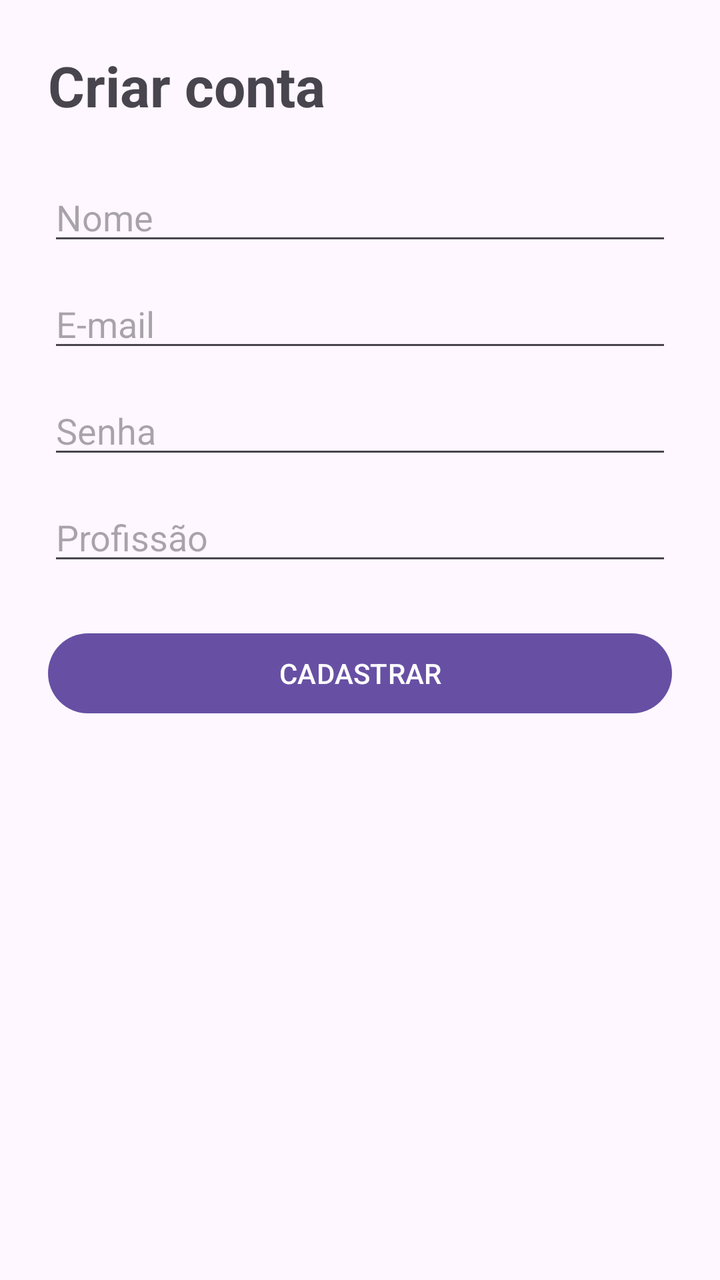
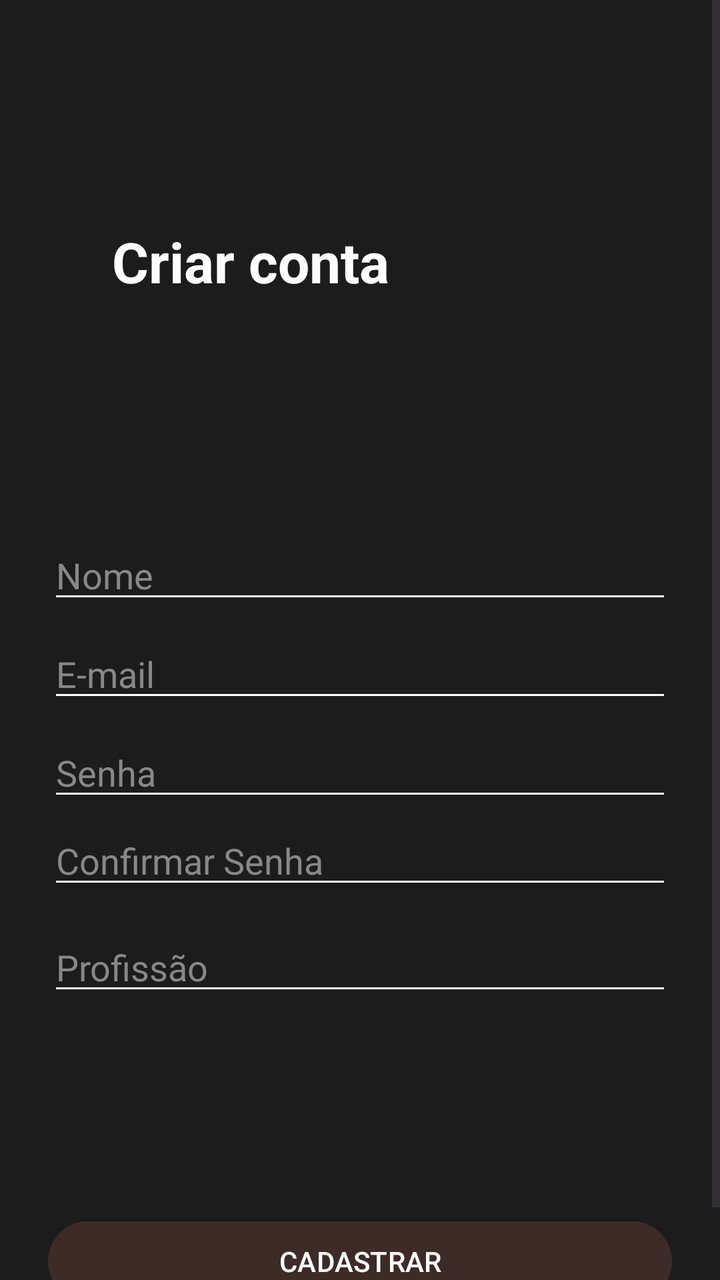

Screens rendered from an Android XML layout before and after an edit, with the pre-edit source and the edit as a unified diff.
<!-- AndroidManifest.xml: application theme Theme.PlataformaRemota -->
<!-- res/layout/activity_cadastro.xml -->
<?xml version="1.0" encoding="utf-8"?>
<ScrollView
    xmlns:android="http://schemas.android.com/apk/res/android"
    android:layout_width="match_parent"
    android:layout_height="match_parent">

    <LinearLayout
        android:layout_width="match_parent"
        android:layout_height="wrap_content"
        android:orientation="vertical"
        android:padding="24dp">

        <TextView
            android:layout_width="wrap_content"
            android:layout_height="wrap_content"
            android:text="Criar conta"
            android:textSize="28sp"
            android:textStyle="bold"
            android:layout_marginBottom="25dp"/>

        <EditText
            android:id="@+id/edtNome"
            android:layout_width="match_parent"
            android:layout_height="wrap_content"
            android:hint="Nome"/>

        <EditText
            android:id="@+id/edtEmail"
            android:layout_width="match_parent"
            android:layout_height="wrap_content"
            android:hint="E-mail"
            android:inputType="textEmailAddress"
            android:layout_marginTop="12dp"/>

        <EditText
            android:id="@+id/edtSenha"
            android:layout_width="match_parent"
            android:layout_height="wrap_content"
            android:hint="Senha"
            android:inputType="textPassword"
            android:layout_marginTop="12dp"/>

        <EditText
            android:id="@+id/edtProfissao"
            android:layout_width="match_parent"
            android:layout_height="wrap_content"
            android:hint="Profissão"
            android:layout_marginTop="12dp"/>

        <Button
            android:id="@+id/btnSalvar"
            android:layout_width="match_parent"
            android:layout_height="wrap_content"
            android:text="CADASTRAR"
            android:layout_marginTop="25dp"/>

    </LinearLayout>

</ScrollView>
<!-- resources referenced by this layout -->
<resources>
  <style name="Theme.PlataformaRemota" parent="Base.Theme.PlataformaRemota" />
  <style name="Base.Theme.PlataformaRemota" parent="Theme.Material3.DayNight.NoActionBar">
          
          
      </style>
</resources>

<!-- the commit's change to res/layout/activity_cadastro.xml (unified diff, before → after) -->
@@ -1,59 +1,115 @@
 <?xml version="1.0" encoding="utf-8"?>
-<ScrollView
-    xmlns:android="http://schemas.android.com/apk/res/android"
+<ScrollView xmlns:android="http://schemas.android.com/apk/res/android"
+    xmlns:app="http://schemas.android.com/apk/res-auto"
+    xmlns:tools="http://schemas.android.com/tools"
     android:layout_width="match_parent"
-    android:layout_height="match_parent">
+    android:layout_height="match_parent"
+    android:background="#1C1C1C"
+    android:fillViewport="true">
 
-    <LinearLayout
+    <androidx.constraintlayout.widget.ConstraintLayout
         android:layout_width="match_parent"
         android:layout_height="wrap_content"
-        android:orientation="vertical"
         android:padding="24dp">
 
+        <EditText
+            android:id="@+id/edtConfSenha"
+            android:layout_width="0dp"
+            android:layout_height="wrap_content"
+            android:layout_marginTop="52dp"
+            android:backgroundTint="@android:color/white"
+            android:hint="Confirmar Senha"
+            android:inputType="textPassword"
+            android:textColor="@android:color/white"
+            android:textColorHint="#888888"
+            app:layout_constraintEnd_toEndOf="parent"
+            app:layout_constraintHorizontal_bias="1.0"
+            app:layout_constraintStart_toStartOf="parent"
+            app:layout_constraintTop_toBottomOf="@+id/edtEmail" />
+
         <TextView
+            android:id="@+id/txtTitulo"
             android:layout_width="wrap_content"
             android:layout_height="wrap_content"
+            android:layout_marginStart="32dp"
+            android:layout_marginTop="88dp"
             android:text="Criar conta"
+            android:textColor="@android:color/white"
             android:textSize="28sp"
             android:textStyle="bold"
-            android:layout_marginBottom="25dp"/>
+            app:layout_constraintStart_toStartOf="parent"
+            app:layout_constraintTop_toTopOf="parent" />
 
         <EditText
             android:id="@+id/edtNome"
-            android:layout_width="match_parent"
+            android:layout_width="0dp"
             android:layout_height="wrap_content"
-            android:hint="Nome"/>
+            android:layout_marginTop="116dp"
+            android:backgroundTint="@android:color/white"
+            android:hint="Nome"
+            android:textColor="@android:color/white"
+            android:textColorHint="#888888"
+            app:layout_constraintEnd_toEndOf="parent"
+            app:layout_constraintHorizontal_bias="0.0"
+            app:layout_constraintStart_toStartOf="parent"
+            app:layout_constraintTop_toBottomOf="@+id/txtTitulo" />
 
         <EditText
             android:id="@+id/edtEmail"
-            android:layout_width="match_parent"
+            android:layout_width="0dp"
             android:layout_height="wrap_content"
+            android:layout_marginTop="8dp"
+            android:backgroundTint="@android:color/white"
             android:hint="E-mail"
             android:inputType="textEmailAddress"
-            android:layout_marginTop="12dp"/>
+            android:textColor="@android:color/white"
+            android:textColorHint="#888888"
+            app:layout_constraintEnd_toEndOf="parent"
+            app:layout_constraintHorizontal_bias="0.0"
+            app:layout_constraintStart_toStartOf="parent"
+            app:layout_constraintTop_toBottomOf="@+id/edtNome" />
 
         <EditText
             android:id="@+id/edtSenha"
-            android:layout_width="match_parent"
+            android:layout_width="0dp"
             android:layout_height="wrap_content"
+            android:layout_marginTop="8dp"
+            android:backgroundTint="@android:color/white"
             android:hint="Senha"
             android:inputType="textPassword"
-            android:layout_marginTop="12dp"/>
+            android:textColor="@android:color/white"
+            android:textColorHint="#888888"
+            app:layout_constraintEnd_toEndOf="parent"
+            app:layout_constraintHorizontal_bias="0.0"
+            app:layout_constraintStart_toStartOf="parent"
+            app:layout_constraintTop_toBottomOf="@+id/edtEmail" />
 
         <EditText
             android:id="@+id/edtProfissao"
-            android:layout_width="match_parent"
+            android:layout_width="0dp"
             android:layout_height="wrap_content"
+            android:layout_marginTop="56dp"
+            android:backgroundTint="@android:color/white"
             android:hint="Profissão"
-            android:layout_marginTop="12dp"/>
+            android:textColor="@android:color/white"
+            android:textColorHint="#888888"
+            app:layout_constraintEnd_toEndOf="parent"
+            app:layout_constraintHorizontal_bias="0.0"
+            app:layout_constraintStart_toStartOf="parent"
+            app:layout_constraintTop_toBottomOf="@+id/edtSenha" />
 
         <Button
             android:id="@+id/btnSalvar"
-            android:layout_width="match_parent"
+            android:layout_width="0dp"
             android:layout_height="wrap_content"
+            android:layout_marginTop="104dp"
+            android:backgroundTint="#3D2B27"
             android:text="CADASTRAR"
-            android:layout_marginTop="25dp"/>
+            android:textColor="@android:color/white"
+            app:layout_constraintEnd_toEndOf="parent"
+            app:layout_constraintHorizontal_bias="0.0"
+            app:layout_constraintStart_toStartOf="parent"
+            app:layout_constraintTop_toBottomOf="@+id/edtProfissao" />
 
-    </LinearLayout>
-
+    </androidx.constraintlayout.widget.ConstraintLayout>
 </ScrollView>
